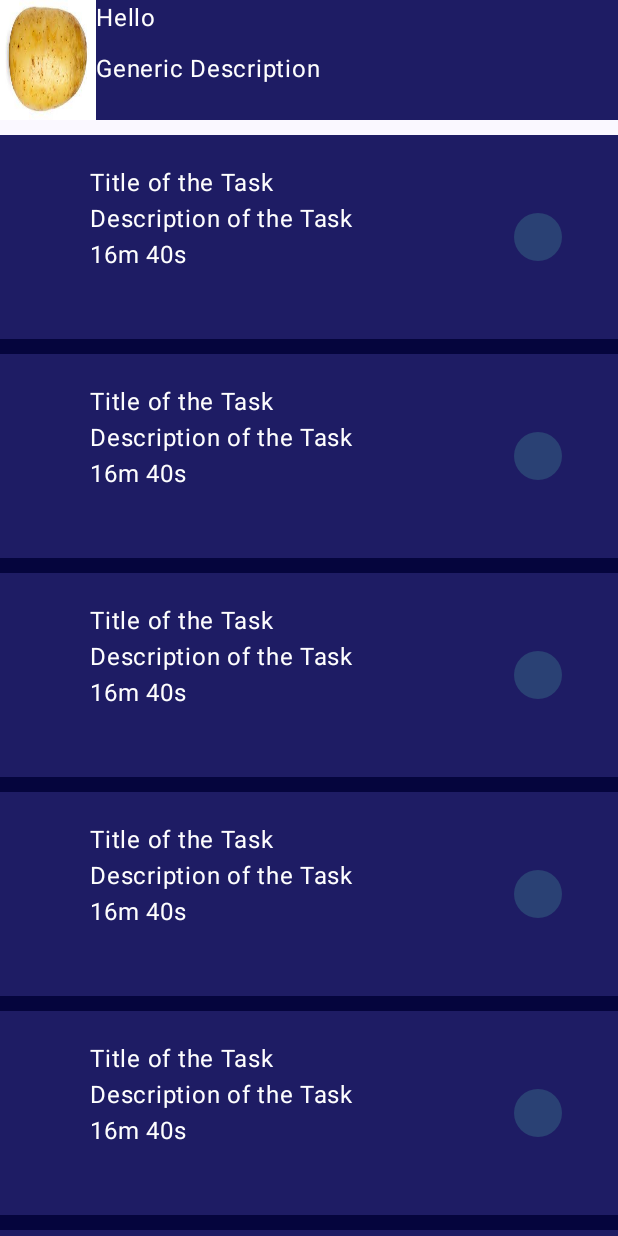
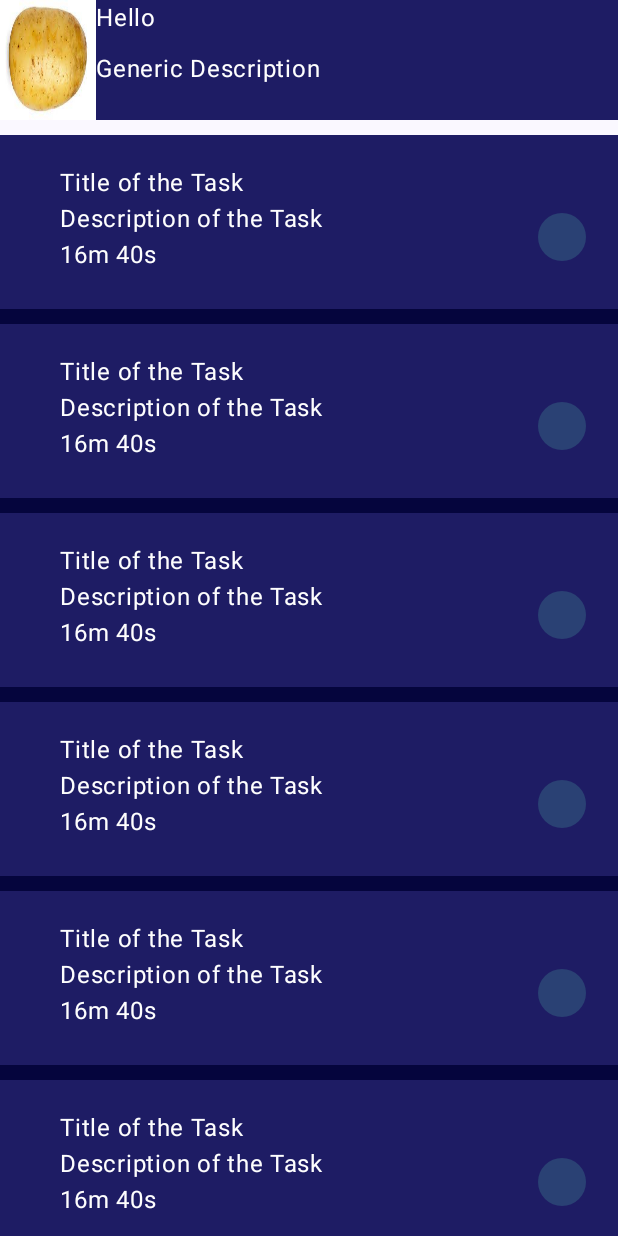
Before and after one commit to TheRealAnonymous008/MOBDEVE_Project, an Android app built with Jetpack Compose: the @Preview function PreviewMainWindow, on a phone screen of 412 x 824 dp. Run offline under Robolectric (Android 15) with nearby library versions, the phone set to English and light mode, and no system bars.

Commit message:
layout: adjust padding

```diff
--- a/app/src/main/java/com/mobdeve/s12/mp/gamification/ui/components/TaskEntry.kt
+++ b/app/src/main/java/com/mobdeve/s12/mp/gamification/ui/components/TaskEntry.kt
@@ -32,8 +32,7 @@ fun TaskEntry(task : Task){
             modifier = Modifier
                 .fillMaxSize()
                 .background(PrimaryColor)
-                .padding(20.dp)
-                .padding(start = 40.dp)
+                .padding(start = 40.dp, top =  20.dp)
         ) {
             Row(
                 modifier = Modifier
```
